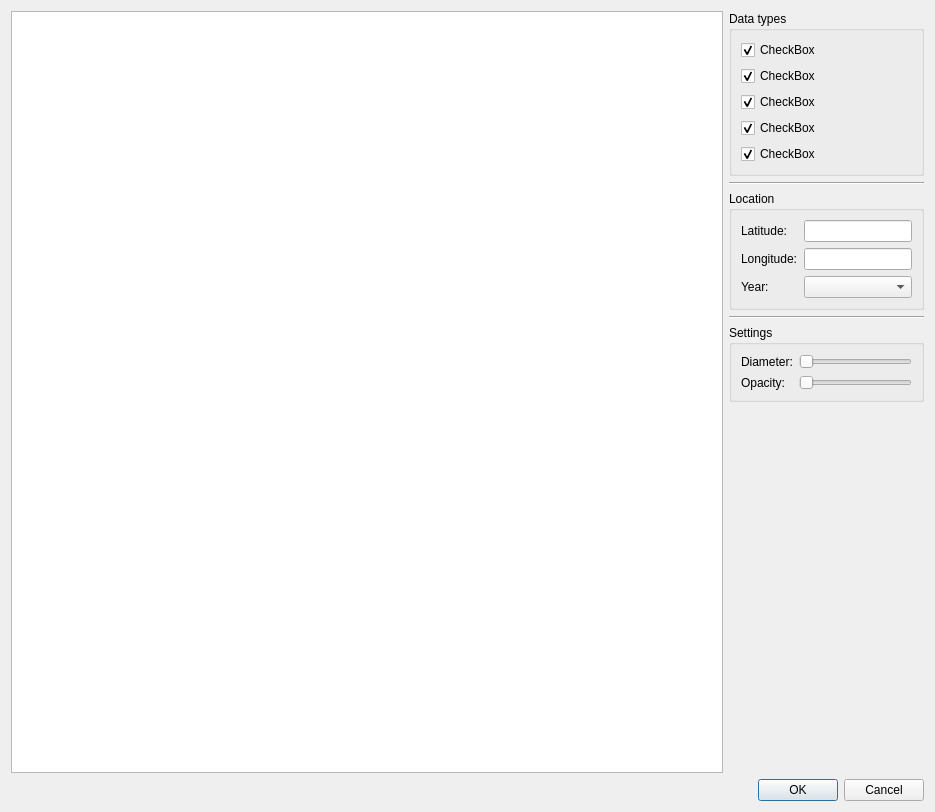
This is DWDImport/src/DWDMap.ui in Arombolosh/dwdImporter as Qt 5 draws it before an edit. The edited form follows.
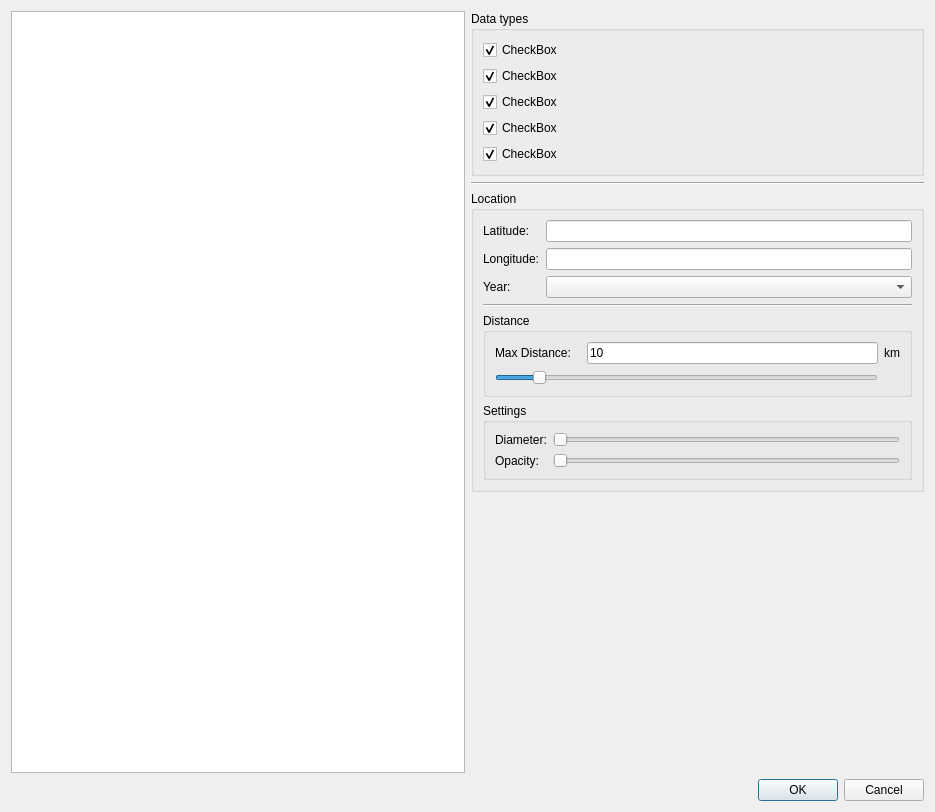
This is the edited form. Custom widgets are drawn as their Qt base class.

```diff
--- a/DWDImport/src/DWDMap.ui
+++ b/DWDImport/src/DWDMap.ui
@@ -13,17 +13,7 @@
   <property name="windowTitle">
    <string>Pick a location</string>
   </property>
-  <layout class="QGridLayout" name="gridLayout_2" columnstretch="1,0">
-   <item row="5" column="0" colspan="2">
-    <widget class="QDialogButtonBox" name="buttonBox">
-     <property name="orientation">
-      <enum>Qt::Horizontal</enum>
-     </property>
-     <property name="standardButtons">
-      <set>QDialogButtonBox::Cancel|QDialogButtonBox::Ok</set>
-     </property>
-    </widget>
-   </item>
+  <layout class="QGridLayout" name="gridLayout_2">
    <item row="0" column="1">
     <layout class="QVBoxLayout" name="verticalLayout">
      <item>
@@ -136,25 +126,66 @@
           </item>
          </layout>
         </item>
-       </layout>
-      </widget>
-     </item>
-    </layout>
-   </item>
-   <item row="3" column="1">
-    <spacer name="verticalSpacer">
+        <item row="1" column="0">
+         <widget class="Line" name="line_2">
      <property name="orientation">
-      <enum>Qt::Vertical</enum>
-     </property>
-     <property name="sizeHint" stdset="0">
+           <enum>Qt::Horizontal</enum>
+          </property>
+         </widget>
+        </item>
+        <item row="2" column="0">
+         <widget class="QGroupBox" name="groupBoxDistance">
+          <property name="maximumSize">
       <size>
-       <width>20</width>
-       <height>40</height>
-      </size>
-     </property>
-    </spacer>
-   </item>
-   <item row="2" column="1">
+            <width>16777215</width>
+            <height>16777215</height>
+           </size>
+          </property>
+          <property name="title">
+           <string>Distance </string>
+          </property>
+          <layout class="QGridLayout" name="gridLayout_5">
+           <item row="0" column="3">
+            <widget class="QLabel" name="label_7">
+             <property name="text">
+              <string>km</string>
+             </property>
+            </widget>
+           </item>
+           <item row="1" column="0" colspan="3">
+            <widget class="QSlider" name="horizontalSliderDistance">
+             <property name="maximum">
+              <number>500</number>
+             </property>
+             <property name="value">
+              <number>50</number>
+             </property>
+             <property name="orientation">
+              <enum>Qt::Horizontal</enum>
+             </property>
+            </widget>
+           </item>
+           <item row="0" column="0">
+            <widget class="QLabel" name="label_6">
+             <property name="text">
+              <string>Max Distance: </string>
+             </property>
+            </widget>
+           </item>
+           <item row="0" column="2">
+            <widget class="QtExt::ValidatingLineEdit" name="lineEditDistance">
+             <property name="text">
+              <string>10</string>
+             </property>
+             <property name="readOnly">
+              <bool>true</bool>
+             </property>
+            </widget>
+           </item>
+          </layout>
+         </widget>
+        </item>
+        <item row="3" column="0">
     <widget class="QGroupBox" name="groupBox_3">
      <property name="title">
       <string>Settings</string>
@@ -194,22 +225,61 @@
      </layout>
     </widget>
    </item>
-   <item row="0" column="0" rowspan="4">
-    <widget class="QGraphicsView" name="graphicsViewMap">
+       </layout>
+      </widget>
+     </item>
+    </layout>
+   </item>
+   <item row="1" column="1">
+    <spacer name="verticalSpacer">
+     <property name="orientation">
+      <enum>Qt::Vertical</enum>
+     </property>
+     <property name="sizeHint" stdset="0">
+      <size>
+       <width>20</width>
+       <height>40</height>
+      </size>
+     </property>
+    </spacer>
+   </item>
+   <item row="2" column="0" colspan="2">
+    <widget class="QDialogButtonBox" name="buttonBox">
+     <property name="orientation">
+      <enum>Qt::Horizontal</enum>
+     </property>
+     <property name="standardButtons">
+      <set>QDialogButtonBox::Cancel|QDialogButtonBox::Ok</set>
+     </property>
+    </widget>
+   </item>
+   <item row="0" column="0" rowspan="2">
+    <widget class="DWDGraphicsView" name="graphicsViewMap">
+     <property name="sizeAdjustPolicy">
+      <enum>QAbstractScrollArea::AdjustToContents</enum>
+     </property>
      <property name="viewportUpdateMode">
-      <enum>QGraphicsView::MinimalViewportUpdate</enum>
-     </property>
-    </widget>
-   </item>
-   <item row="1" column="1">
-    <widget class="Line" name="line_2">
-     <property name="orientation">
-      <enum>Qt::Horizontal</enum>
+      <enum>QGraphicsView::SmartViewportUpdate</enum>
      </property>
     </widget>
    </item>
   </layout>
  </widget>
+ <customwidgets>
+  <customwidget>
+   <class>QtExt::ValidatingLineEdit</class>
+   <extends>QLineEdit</extends>
+   <header>QtExt_ValidatingLineEdit.h</header>
+   <slots>
+    <signal>editingFinishedSuccessfully()</signal>
+   </slots>
+  </customwidget>
+  <customwidget>
+   <class>DWDGraphicsView</class>
+   <extends>QGraphicsView</extends>
+   <header location="global">DWDGraphicsView.h</header>
+  </customwidget>
+ </customwidgets>
  <resources/>
  <connections>
   <connection>
```
Left out of the diff: 32 changed lines with no effect on the pictures. Lines whose indentation alone changed are shown as unchanged.
